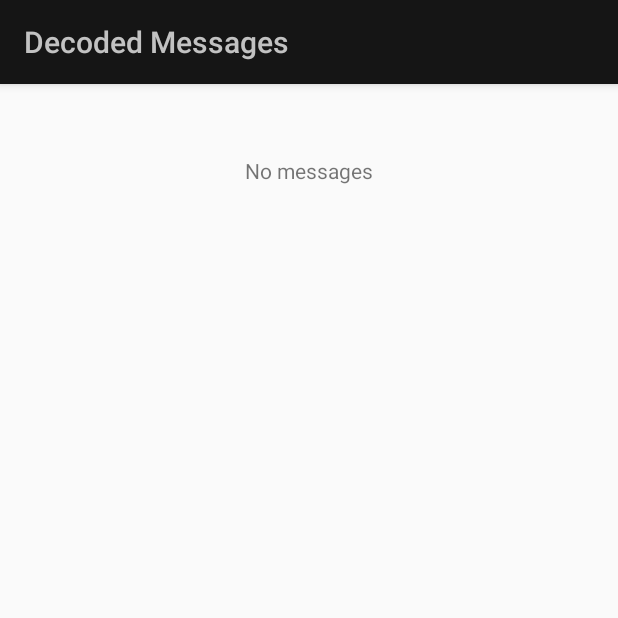
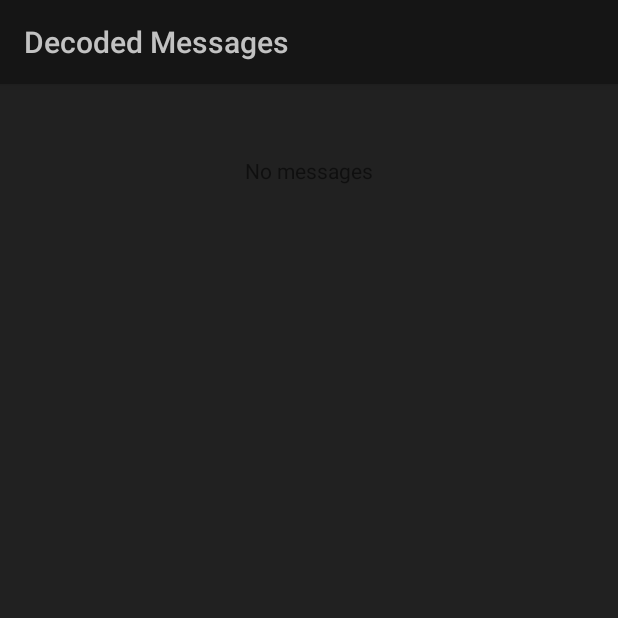
Before and after one commit to Kif11/street-sounds, an Android app: the SoundListActivity screen opened directly, with no data from a screen before it, on a phone screen of 412 x 824 dp, the top half of it. Run offline under Robolectric (Android 15) with nearby library versions, the phone set to English and light mode, and no system bars.

Commit message:
DARK MODE

```diff
--- a/android/app/src/main/res/layout/activity_sound_list.xml
+++ b/android/app/src/main/res/layout/activity_sound_list.xml
@@ -8,7 +8,9 @@
     <ListView
         android:id="@+id/soundList"
         android:layout_width="match_parent"
-        android:layout_height="match_parent" />
+        android:layout_height="match_parent"
+        android:background="@color/colorPrimaryDark"
+        />
 
     <TextView
         android:id="@+id/noMessages"
--- a/android/app/src/main/res/values/colors.xml
+++ b/android/app/src/main/res/values/colors.xml
@@ -1,6 +1,7 @@
 <?xml version="1.0" encoding="utf-8"?>
 <resources>
     <color name="colorPrimary">#151515</color>
-    <color name="colorPrimaryDark">#7e7e7e</color>
+    <color name="colorPrimaryDark">#212121</color>
+    <color name="colorReallyDarkButNotBlack">#0d0d0d</color>
     <color name="colorAccent">#c2c2c2</color>
 </resources>
--- a/android/app/src/main/res/values/styles.xml
+++ b/android/app/src/main/res/values/styles.xml
@@ -6,7 +6,7 @@
     <item name="actionBarStyle">@style/Widget.Styled.ActionBar</item>
     <item name="actionMenuTextColor">@color/colorPrimary</item>
     <item name="colorPrimary">@color/colorPrimary</item>
-    <item name="colorPrimaryDark">@color/colorPrimaryDark</item>
+    <item name="colorPrimaryDark">@color/colorReallyDarkButNotBlack</item>
     <item name="colorAccent">@color/colorAccent</item>
 </style>
 
```
Also changed, not shown: android/app/src/main/java/com/example/snehabelkhale/cpptest/SoundListActivity.java (+20 -5 lines).
